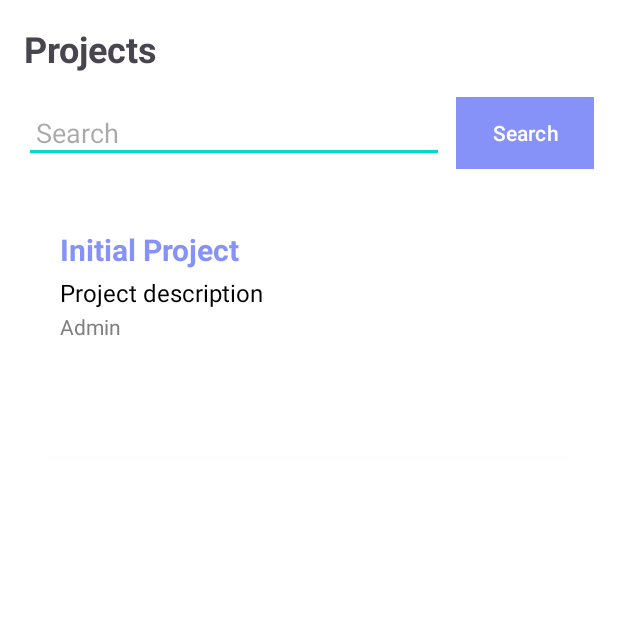
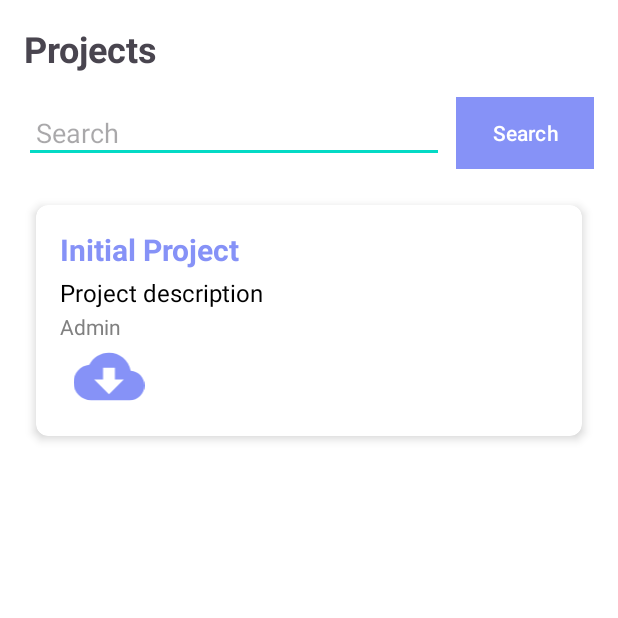
Before and after one commit to Firas-Dhahri/Freelance_Mobile_App, an Android app: the ListProjectUser screen opened directly, with no data from a screen before it, on a phone screen of 412 x 824 dp, the top half of it. Run offline under Robolectric (Android 15) with nearby library versions, the phone set to English and light mode, and no system bars; our stand-ins replace Room's generated code.

Commit message:
add button

```diff
--- a/app/src/main/java/tn/esprit/freelance/DAO/ProjectDao.java
+++ b/app/src/main/java/tn/esprit/freelance/DAO/ProjectDao.java
@@ -17,7 +17,7 @@ public interface ProjectDao {
 
     @Query("SELECT * FROM project")
     List<Project> getAllProjects();
-    @Query("SELECT * FROM project WHERE status = 'En attente'")
+    @Query("SELECT * FROM project WHERE status = 'En attente' ")
     List<Project> getProjectByStatus();
     @Update
     void update(Project project);
--- /dev/null
+++ b/app/src/main/res/drawable/postule.xml
@@ -0,0 +1,5 @@
+<vector xmlns:android="http://schemas.android.com/apk/res/android" android:height="24dp" android:tint="#8692F7" android:viewportHeight="24" android:viewportWidth="24" android:width="24dp">
+
+    <path android:fillColor="@android:color/white" android:pathData="M19.35,10.04C18.67,6.59 15.64,4 12,4 9.11,4 6.6,5.64 5.35,8.04 2.34,8.36 0,10.91 0,14c0,3.31 2.69,6 6,6h13c2.76,0 5,-2.24 5,-5 0,-2.64 -2.05,-4.78 -4.65,-4.96zM17,13l-5,5 -5,-5h3V9h4v4h3z"/>
+
+</vector>
--- a/app/src/main/res/layout/activity_list_project.xml
+++ b/app/src/main/res/layout/activity_list_project.xml
@@ -13,8 +13,9 @@
         android:layout_height="wrap_content"
         android:text="Welcome to Freelence"
         android:textSize="24sp"
-        android:textColor="@android:color/white"
+        android:textColor="@color/lavender"
         android:textAlignment="center"
+
         android:layout_marginBottom="16dp"/>
 
     <ImageView
--- a/app/src/main/res/layout/project_item.xml
+++ b/app/src/main/res/layout/project_item.xml
@@ -41,19 +41,13 @@
             android:textSize="14sp"
             android:textColor="@color/gray"
             android:layout_marginTop="2dp"/>
-        <TextView
-            android:id="@+id/projectEndDateTextView"
-            android:layout_width="match_parent"
-            android:layout_height="wrap_content"
-            android:textSize="16sp"
-            android:layout_marginBottom="8dp"/>
-        <!-- Project Budget -->
-        <TextView
-            android:id="@+id/projectBudgetTextView"
-            android:layout_width="match_parent"
-            android:layout_height="wrap_content"
-            android:textSize="16sp"
-            android:layout_marginBottom="8dp"/>
 
+        <!-- Apply Button inside the LinearLayout -->
+        <ImageView
+            android:id="@+id/postule"
+            android:layout_width="65dp"
+            android:layout_height="47dp"
+            app:srcCompat="@drawable/postule"
+            android:layout_marginEnd="8dp" />
     </LinearLayout>
 </androidx.cardview.widget.CardView>
```
